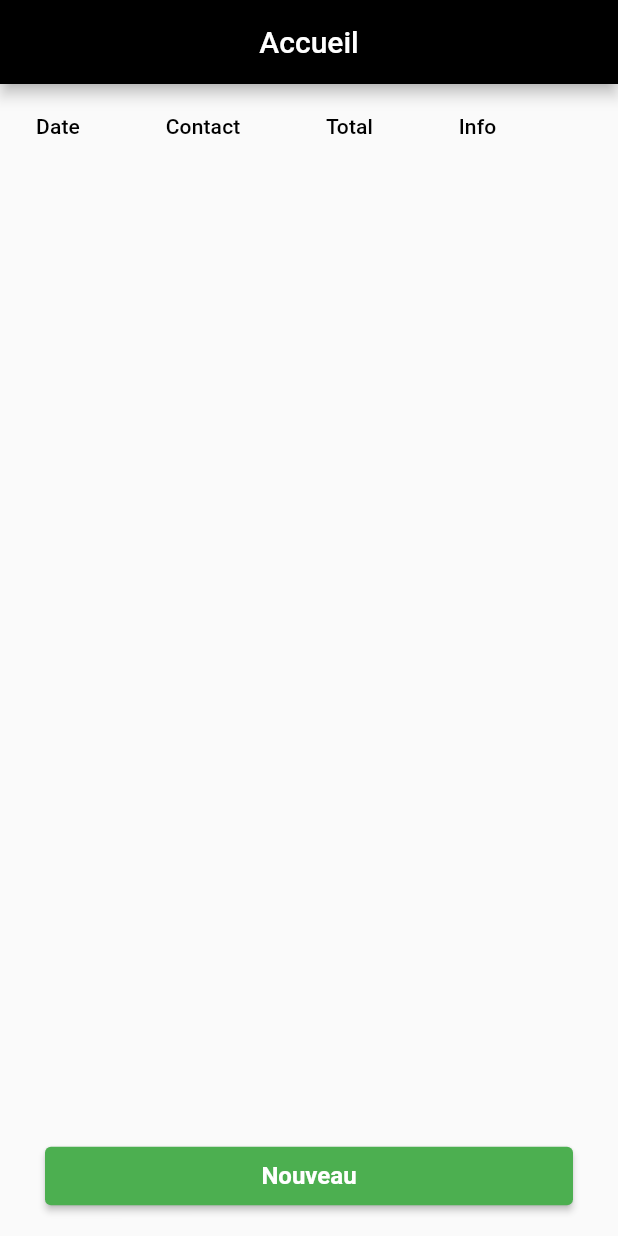
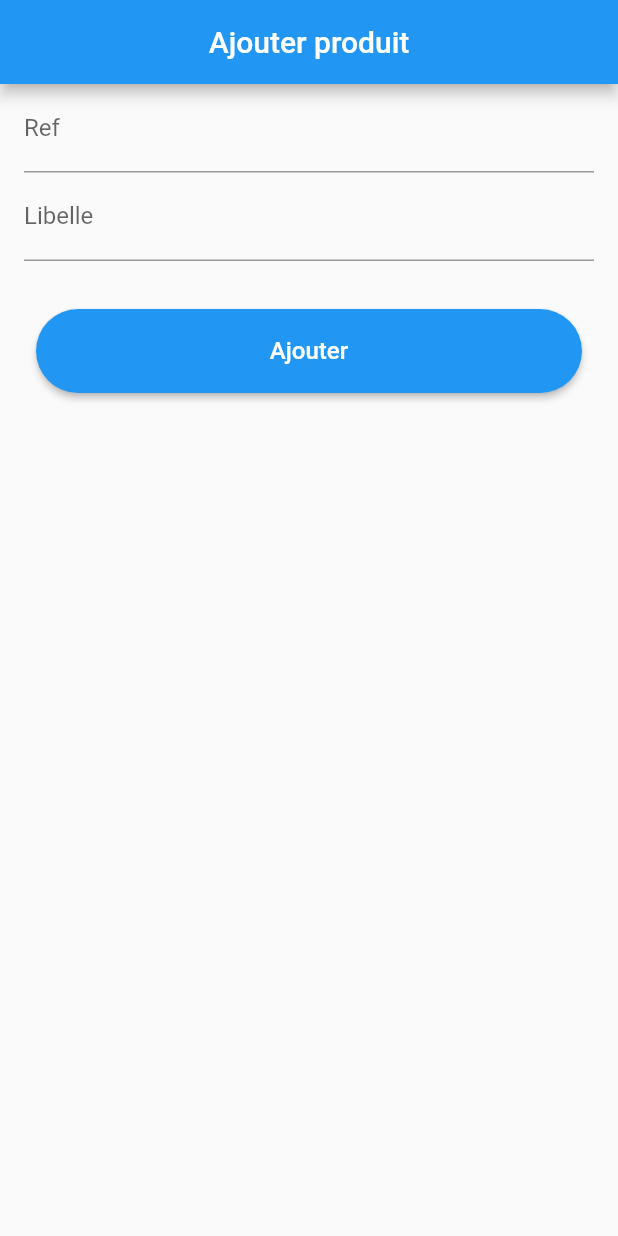
Before and after one commit to mems94/app_dolibarr, a Flutter app: the screen it shows after launch, on a phone screen of 412 x 824 dp. Run offline on Flutter 3.47's test engine with Material 2 defaults, Android fonts, the phone set to English and light mode, and no system bars; our stand-ins replace shared_preferences, sqflite, stacked; accounts and stored records are empty.

Commit message:
Add product to dolibarr crm through rest api

```diff
--- a/lib/main.dart
+++ b/lib/main.dart
@@ -3,6 +3,7 @@ import 'package:app_dolibarr/screens/contact.dart';
 import 'package:app_dolibarr/screens/mettre_en_ligne.dart';
 import 'package:app_dolibarr/screens/modifier_contact.dart';
 import 'package:app_dolibarr/screens/nouveau_tiers.dart';
+import 'package:app_dolibarr/screens/products/product_view.dart';
 import 'package:flutter/material.dart';
 
 void main() {
@@ -17,7 +18,8 @@ class App extends StatelessWidget {
       darkTheme: ThemeData.dark(),
       initialRoute: '/',
       routes: {
-        '/': (context) => AppDolibarr(),
+        //'/': (context) => AppDolibarr(),
+        '/': (context) => ProductView(),
         '/nouveautiers': (context) => NouveauTiers(),
         // '/contact': (context) => Contact(int id),
         '/mettreEnLigne': (context) => MettreEnLigne(),
--- /dev/null
+++ b/lib/models/product_model.dart
@@ -0,0 +1,10 @@
+class Product {
+  String label;
+  String ref;
+
+  Product({this.label, this.ref});
+
+  Map<String, dynamic> toJson() {
+    return {"ref": this.ref, "label": this.label};
+  }
+}
--- /dev/null
+++ b/lib/screens/products/product_view.dart
@@ -0,0 +1,64 @@
+import 'package:app_dolibarr/screens/products/product_viewmodel.dart';
+import 'package:app_dolibarr/utilities/view_helper.dart';
+import 'package:flutter/material.dart';
+import 'package:stacked/stacked.dart';
+
+class ProductView extends StatelessWidget {
+  const ProductView({Key key}) : super(key: key);
+
+  @override
+  Widget build(BuildContext context) {
+    return ViewModelBuilder<ProductViewModel>.reactive(
+      viewModelBuilder: () => ProductViewModel(),
+      builder: (
+        BuildContext context,
+        ProductViewModel model,
+        Widget child,
+      ) {
+        return Scaffold(
+          appBar: AppBar(
+            title: Text('Ajouter produit'),
+            centerTitle: true,
+          ),
+          body: Center(
+            child: Column(
+              children: [
+                Padding(
+                  padding: EdgeInsets.symmetric(horizontal: 16),
+                  child: TextField(
+                    decoration: InputDecoration(labelText: 'Ref'),
+                    onChanged: (String value) => model.setRef(value),
+                  ),
+                ),
+                Padding(
+                  padding: EdgeInsets.symmetric(horizontal: 16),
+                  child: TextField(
+                    decoration: InputDecoration(labelText: 'Libelle'),
+                    onChanged: (String value) => model.setLabel(value),
+                  ),
+                ),
+                spacing(vertical: 16),
+                Container(
+                  margin: EdgeInsets.only(top: 16, left: 24, right: 24),
+                  height: 56,
+                  width: width(context),
+                  child: ElevatedButton(
+                    onPressed: () => model.saveProduct(),
+                    style: ElevatedButton.styleFrom(
+                        primary: Colors.blue,
+                        shape: RoundedRectangleBorder(
+                            borderRadius: BorderRadius.circular(64))),
+                    child: Text(
+                      'Ajouter',
+                      style: TextStyle(color: Colors.white, fontSize: 16),
+                    ),
+                  ),
+                ),
+              ],
+            ),
+          ),
+        );
+      },
+    );
+  }
+}
--- /dev/null
+++ b/lib/screens/products/product_viewmodel.dart
@@ -0,0 +1,23 @@
+import 'package:app_dolibarr/services/product_service.dart';
+import 'package:stacked/stacked.dart';
+
+class ProductViewModel extends BaseViewModel {
+  ProductService _productService = ProductService();
+  String _ref;
+  String _label;
+
+  String get ref => _ref;
+  String get label => _label;
+
+  void setRef(String value) {
+    _ref = value;
+  }
+
+  void setLabel(String value) {
+    _label = value;
+  }
+
+  void saveProduct() {
+    _productService.saveProduct(_label, _ref);
+  }
+}
--- a/lib/services/auth_service.dart
+++ b/lib/services/auth_service.dart
@@ -8,7 +8,9 @@ class AuthService {
 
   Future<String> login(String username, String password) async {
     final response = await client
-        .post(Uri.parse('$BASE_URL/login?login=$username&password=$password'));
+        .get(Uri.parse('$BASE_URL/login?login=$username&password=$password'));
     final body = json.decode(response.body);
+
+    return body["success"]["token"];
   }
 }
--- /dev/null
+++ b/lib/services/product_service.dart
@@ -0,0 +1,24 @@
+import 'dart:convert';
+
+import 'package:app_dolibarr/models/product_model.dart';
+import 'package:http/http.dart' show Client;
+import 'package:app_dolibarr/constants/urls.dart';
+
+class ProductService {
+  Client client = Client();
+
+  Future<int> saveProduct(String label, String ref) async {
+    final product = Product(ref: ref, label: label);
+
+    final response = await client.post(Uri.parse('$BASE_URL/products'),
+        headers: <String, String>{
+          'Content-Type': 'application/json; charset=UTF-8',
+          'DOLAPIKEY': 'f9c91cdca20200fbea69173c93ccf2911598f659'
+        },
+        body: jsonEncode(product.toJson()));
+
+    final body = json.decode(response.body);
+
+    return body;
+  }
+}
--- /dev/null
+++ b/lib/utilities/view_helper.dart
@@ -0,0 +1,22 @@
+import 'package:flutter/material.dart';
+import 'package:flutter/widgets.dart';
+
+SizedBox empty() {
+  return const SizedBox.shrink();
+}
+
+SizedBox spacing({double vertical, double horizontal}) {
+  return SizedBox(height: vertical, width: horizontal);
+}
+
+Size screenSize(BuildContext context) {
+  return MediaQuery.of(context).size;
+}
+
+double height(BuildContext context) {
+  return MediaQuery.of(context).size.height;
+}
+
+double width(BuildContext context) {
+  return MediaQuery.of(context).size.width;
+}
--- a/pubspec.yaml
+++ b/pubspec.yaml
@@ -31,6 +31,8 @@ dependencies:
   intl: ^0.17.0
   sqflite: ^2.0.0+4
   http: ^0.13.3
+  shared_preferences: ^2.0.7
+  stacked: ^2.2.5
 
 dev_dependencies:
   flutter_test:
```
Also changed, not shown: lib/utilities/shared_prefs.dart (added, +15 -0 lines), pubspec.lock.
